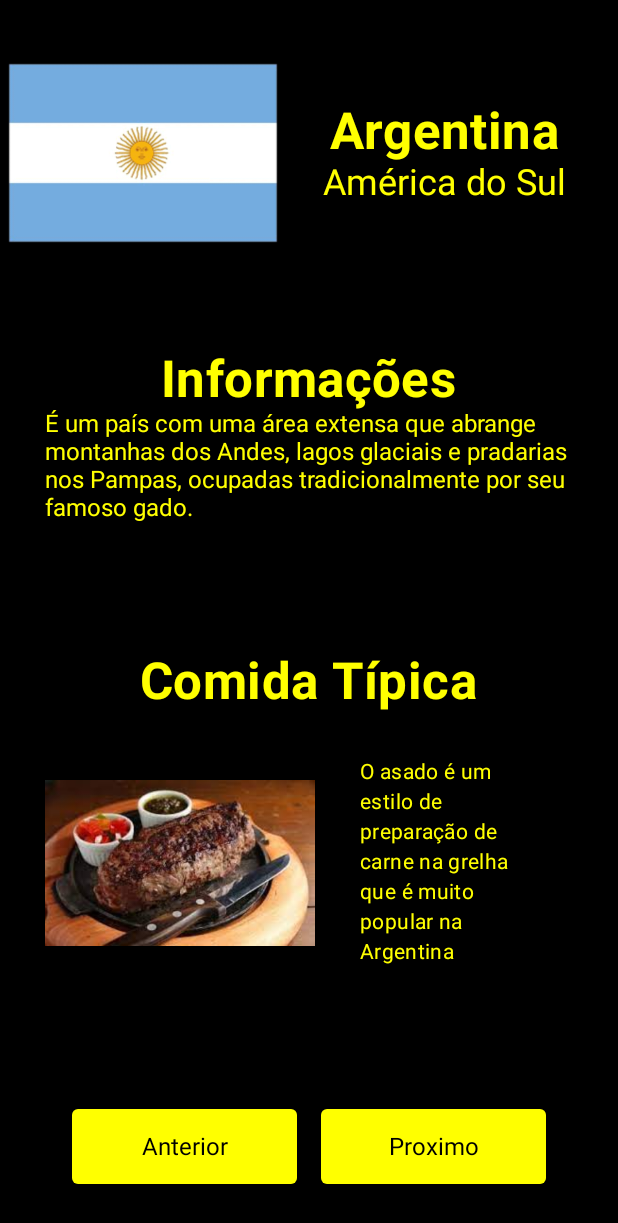
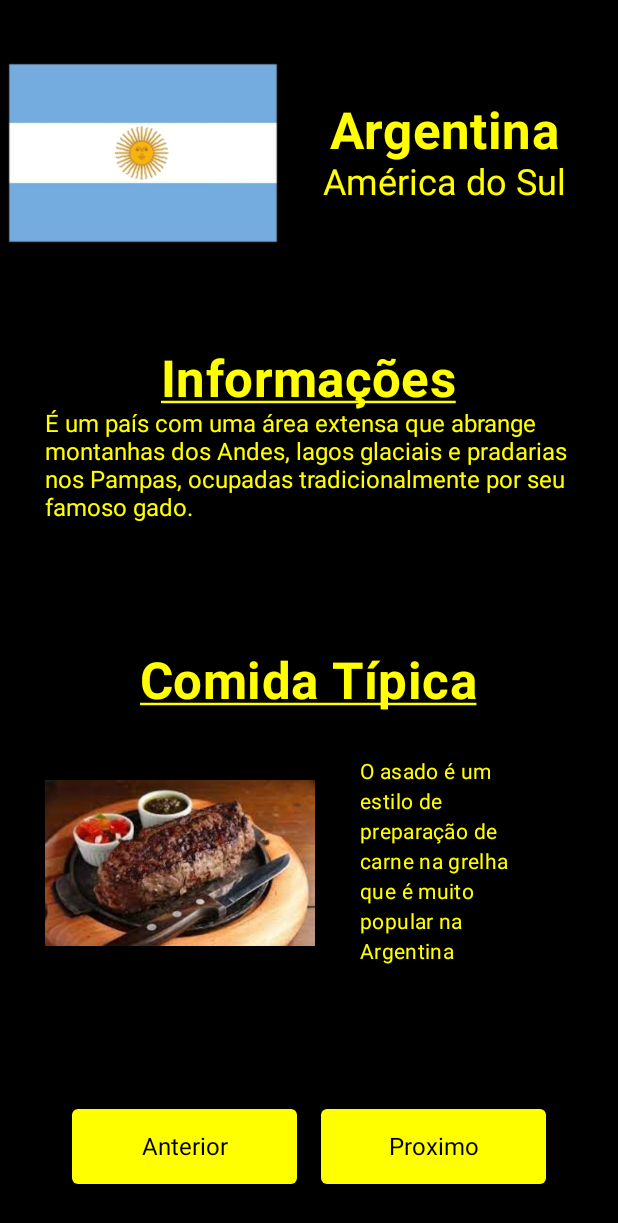
Before and after one commit to JoaoVitorPerin/ProvaQuizz, an Android app built with Jetpack Compose: the Informacoes screen opened directly, with no data from a screen before it, on a phone screen of 412 x 824 dp. Shown: the top 1223 px of the screen. Run offline under Robolectric (Android 15) with nearby library versions, the phone set to English and light mode, and no system bars.

Commit message:
Modificacoes item criatividade

```diff
--- a/app/src/main/java/com/example/quizzprova/Composable/Informacoes/BodyInfo.kt
+++ b/app/src/main/java/com/example/quizzprova/Composable/Informacoes/BodyInfo.kt
@@ -10,6 +10,7 @@ import androidx.compose.ui.Modifier
 import androidx.compose.ui.graphics.Color
 import androidx.compose.ui.res.painterResource
 import androidx.compose.ui.text.font.FontWeight
+import androidx.compose.ui.text.style.TextDecoration
 import androidx.compose.ui.unit.dp
 import com.example.quizzprova.Model.PaisesList
 
@@ -27,9 +28,11 @@ fun BodyInfo(number: Int) {
         ) {
             Text(
                 text = "Informações",
-                style = MaterialTheme.typography.h4.copy(fontWeight = FontWeight.Bold),
+                style = MaterialTheme.typography.h4.copy(
+                    fontWeight = FontWeight.Bold,
+                    textDecoration = TextDecoration.Underline
+                ),
                 color = Color.Yellow
-
             )
             Text(
                 text = pais.informacoes,
@@ -49,7 +52,10 @@ fun BodyInfo(number: Int) {
         ) {
             Text(
                 text = "Comida Típica",
-                style = MaterialTheme.typography.h4.copy(fontWeight = FontWeight.Bold),
+                style = MaterialTheme.typography.h4.copy(
+                    fontWeight = FontWeight.Bold,
+                    textDecoration = TextDecoration.Underline
+                ),
                 color = Color.Yellow
 
             )
--- a/app/src/main/java/com/example/quizzprova/Composable/Informacoes/Estrutura.kt
+++ b/app/src/main/java/com/example/quizzprova/Composable/Informacoes/Estrutura.kt
@@ -1,16 +1,45 @@
-package com.example.quizzprova.Composable.Informacoes
-
+import androidx.compose.animation.core.Animatable
+import androidx.compose.animation.core.FastOutSlowInEasing
+import androidx.compose.animation.core.animateFloatAsState
+import androidx.compose.animation.core.tween
 import androidx.compose.foundation.layout.Arrangement
 import androidx.compose.foundation.layout.Column
+import androidx.compose.foundation.layout.fillMaxHeight
+import androidx.compose.foundation.layout.fillMaxWidth
 import androidx.compose.runtime.Composable
+import androidx.compose.runtime.LaunchedEffect
+import androidx.compose.runtime.remember
 import androidx.compose.ui.Alignment
+import androidx.compose.ui.Modifier
+import androidx.compose.ui.graphics.TransformOrigin
+import androidx.compose.ui.graphics.graphicsLayer
+import androidx.compose.ui.unit.dp
+import com.example.quizzprova.Composable.Informacoes.BodyInfo
+import com.example.quizzprova.Composable.Informacoes.CabecalhoInfo
+import com.example.quizzprova.Composable.Informacoes.FooterInfo
 
 @Composable
-fun estruturaInfo(number: Int){
+fun estruturaInfo(number: Int) {
+    val offsetX = remember { Animatable(-100f) }
+
+    LaunchedEffect(Unit) {
+        offsetX.animateTo(
+            targetValue = 0f,
+            animationSpec = tween(durationMillis = 500, easing = FastOutSlowInEasing)
+        )
+    }
+
     Column(
+        modifier = Modifier
+            .graphicsLayer {
+                translationX = offsetX.value.dp.toPx()
+                transformOrigin = TransformOrigin(0.5f, 0f)
+            }
+            .fillMaxWidth()
+            .fillMaxHeight(),
         verticalArrangement = Arrangement.SpaceEvenly,
-        horizontalAlignment = Alignment.CenterHorizontally)
-    {
+        horizontalAlignment = Alignment.CenterHorizontally
+    ) {
         CabecalhoInfo(number)
         BodyInfo(number)
         FooterInfo(number)
--- a/app/src/main/java/com/example/quizzprova/Informacoes.kt
+++ b/app/src/main/java/com/example/quizzprova/Informacoes.kt
@@ -8,8 +8,8 @@ import androidx.compose.material.Surface
 import androidx.compose.runtime.mutableStateOf
 import androidx.compose.ui.Modifier
 import androidx.compose.ui.graphics.Color
-import com.example.quizzprova.Composable.Informacoes.estruturaInfo
 import com.example.quizzprova.ui.theme.ui.theme.QuizzProvaTheme
+import estruturaInfo
 
 val numeroPais = mutableStateOf(0)
 
```
